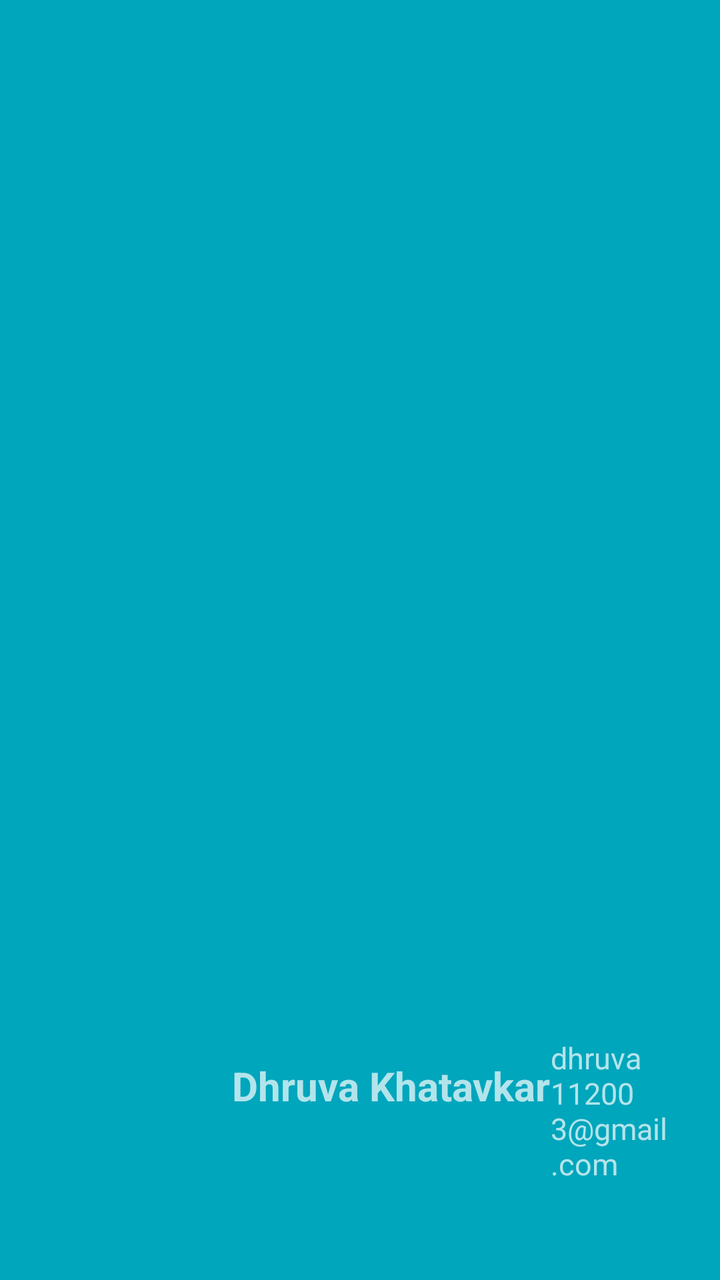
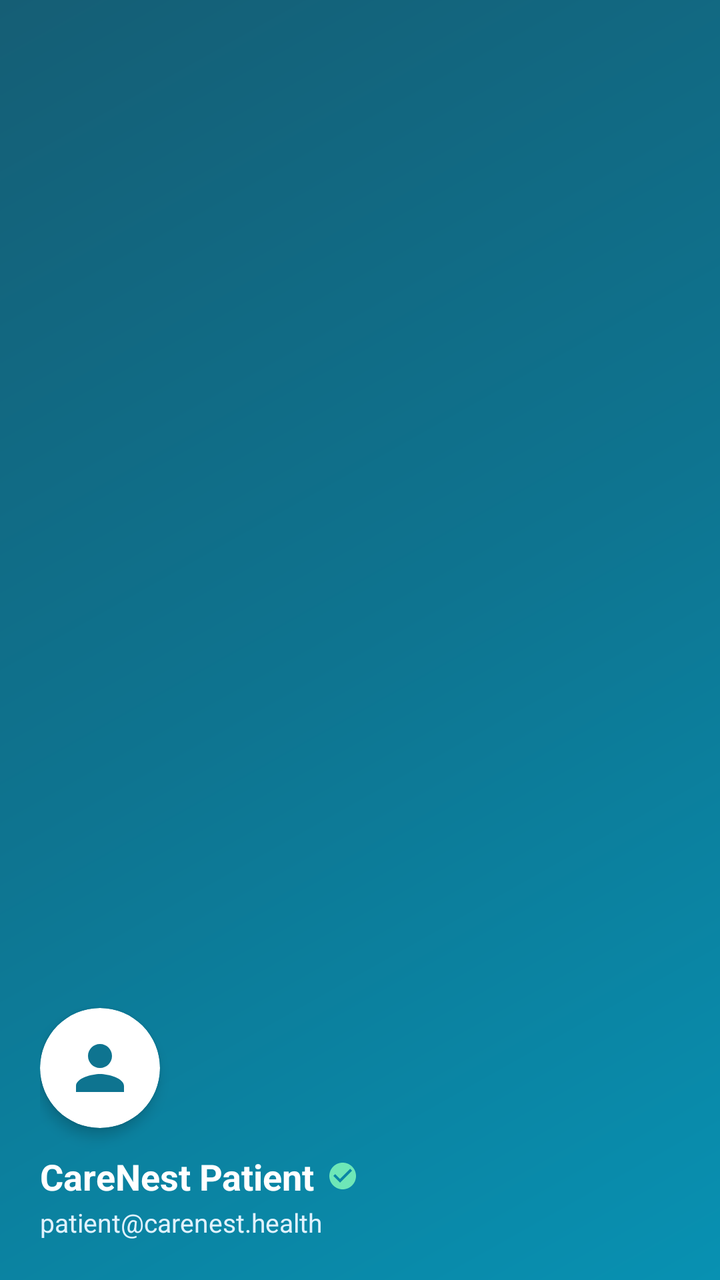

The first picture is an Android layout as it rendered before a commit; the second is the same layout after the commit. The layout source and the unified diff follow.
<!-- AndroidManifest.xml: application theme Theme.CARENEST -->
<!-- res/layout/nav_header.xml -->
<?xml version="1.0" encoding="utf-8"?>
<LinearLayout xmlns:android="http://schemas.android.com/apk/res/android"
    android:layout_width="match_parent"
    android:layout_height="200dp"
    android:background="#00A6BC"
    android:gravity="bottom"
    android:padding="16dp"
    android:theme="@style/ThemeOverlay.AppCompat.Dark">
    <ImageView
        android:layout_width="100dp"
        android:layout_height="100dp" />

    <TextView
        android:layout_width="wrap_content"
        android:layout_height="wrap_content"
        android:text="Dhruva Khatavkar"
        android:textStyle="bold"
        android:textSize="20dp"/>

    <TextView
        android:layout_width="wrap_content"
        android:layout_height="wrap_content"
        android:text="dhruva112003@gmail.com"
        android:layout_marginBottom="16dp"
        android:textSize="15dp"/>

</LinearLayout>
<!-- resources referenced by this layout -->
<resources>
  <style name="Theme.CARENEST" parent="Base.Theme.CARENEST" />
  <style name="Base.Theme.CARENEST" parent="Theme.Material3.DayNight.NoActionBar">
          
          
      </style>
</resources>

<!-- the commit's change to res/layout/nav_header.xml (unified diff, before → after) -->
@@ -1,27 +1,59 @@
 <?xml version="1.0" encoding="utf-8"?>
 <LinearLayout xmlns:android="http://schemas.android.com/apk/res/android"
+    xmlns:app="http://schemas.android.com/apk/res-auto"
     android:layout_width="match_parent"
-    android:layout_height="200dp"
-    android:background="#00A6BC"
+    android:layout_height="210dp"
+    android:background="@drawable/bg_gradient_header"
     android:gravity="bottom"
-    android:padding="16dp"
+    android:orientation="vertical"
+    android:padding="20dp"
     android:theme="@style/ThemeOverlay.AppCompat.Dark">
-    <ImageView
-        android:layout_width="100dp"
-        android:layout_height="100dp" />
+
+    
+    <androidx.cardview.widget.CardView
+        android:layout_width="60dp"
+        android:layout_height="60dp"
+        app:cardCornerRadius="30dp"
+        app:cardElevation="4dp"
+        app:cardBackgroundColor="@color/surface">
+
+        <ImageView
+            android:layout_width="36dp"
+            android:layout_height="36dp"
+            android:layout_gravity="center"
+            android:src="@drawable/ic_person"
+            app:tint="@color/primary" />
+    </androidx.cardview.widget.CardView>
+
+    <LinearLayout
+        android:layout_width="wrap_content"
+        android:layout_height="wrap_content"
+        android:orientation="horizontal"
+        android:layout_marginTop="12dp"
+        android:gravity="center_vertical">
+
+        <TextView
+            android:layout_width="wrap_content"
+            android:layout_height="wrap_content"
+            android:text="CareNest Patient"
+            android:textColor="@color/white"
+            android:textSize="18sp"
+            android:textStyle="bold" />
+
+        <ImageView
+            android:layout_width="16dp"
+            android:layout_height="16dp"
+            android:layout_marginStart="6dp"
+            android:src="@drawable/ic_check_circle"
+            app:tint="#6EE7B7" />
+    </LinearLayout>
 
     <TextView
         android:layout_width="wrap_content"
         android:layout_height="wrap_content"
-        android:text="Dhruva Khatavkar"
-        android:textStyle="bold"
-        android:textSize="20dp"/>
-
-    <TextView
-        android:layout_width="wrap_content"
-        android:layout_height="wrap_content"
-        android:text="dhruva112003@gmail.com"
-        android:layout_marginBottom="16dp"
-        android:textSize="15dp"/>
+        android:layout_marginTop="2dp"
+        android:text="patient@carenest.health"
+        android:textColor="#E0F2FE"
+        android:textSize="13sp" />
 
 </LinearLayout>
<!-- resource entries referenced after the edit -->
@@ -1,9 +1,74 @@
 <!-- resources referenced by this layout -->
 <resources>
+  <color name="primary">#0E7490</color>
+  <color name="surface">#FFFFFF</color>
+  <color name="white">#FFFFFF</color>
+  <!-- drawable bg_gradient_header (drawable) -->
+  <?xml version="1.0" encoding="utf-8"?>
+  <shape xmlns:android="http://schemas.android.com/apk/res/android">
+      <gradient
+          android:angle="135"
+          android:startColor="#0891B2"
+          android:centerColor="#0E7490"
+          android:endColor="#155E75"
+          android:type="linear"/>
+  </shape>
+  <!-- drawable ic_check_circle (drawable) -->
+  <vector xmlns:android="http://schemas.android.com/apk/res/android"
+      android:width="24dp"
+      android:height="24dp"
+      android:viewportWidth="24"
+      android:viewportHeight="24">
+      <path
+          android:fillColor="@color/accent_emerald"
+          android:pathData="M12,2C6.48,2 2,6.48 2,12s4.48,10 10,10 10,-4.48 10,-10S17.52,2 12,2zM10,17l-5,-5 1.41,-1.41L10,14.17l7.59,-7.59L19,8l-9,9z"/>
+  </vector>
+  <!-- drawable ic_person (drawable) -->
+  <vector xmlns:android="http://schemas.android.com/apk/res/android"
+      android:width="24dp"
+      android:height="24dp"
+      android:viewportWidth="24"
+      android:viewportHeight="24">
+      <path
+          android:fillColor="@color/text_secondary"
+          android:pathData="M12,12c2.21,0 4,-1.79 4,-4s-1.79,-4 -4,-4 -4,1.79 -4,4 1.79,4 4,4zM12,14c-2.67,0 -8,1.34 -8,4v2h16v-2c0,-2.66 -5.33,-4 -8,-4z"/>
+  </vector>
   <style name="Theme.CARENEST" parent="Base.Theme.CARENEST" />
+  <color name="accent_emerald">#10B981</color>
+  <color name="text_secondary">#475569</color>
   <style name="Base.Theme.CARENEST" parent="Theme.Material3.DayNight.NoActionBar">
           
+          <item name="colorPrimary">@color/primary</item>
+          <item name="colorOnPrimary">@color/white</item>
+          <item name="colorPrimaryContainer">@color/primary_container</item>
+          <item name="colorOnPrimaryContainer">@color/on_primary_container</item>
+  
+          <item name="colorSecondary">@color/secondary</item>
+          <item name="colorOnSecondary">@color/white</item>
+          <item name="colorSecondaryContainer">@color/secondary_container</item>
+          <item name="colorOnSecondaryContainer">@color/on_secondary_container</item>
+  
+          <item name="android:colorBackground">@color/background</item>
+          <item name="colorSurface">@color/surface</item>
+          <item name="colorOnSurface">@color/text_primary</item>
+          <item name="colorSurfaceVariant">@color/surface_variant</item>
+          <item name="colorOnSurfaceVariant">@color/text_secondary</item>
+  
+          <item name="colorOutline">@color/divider</item>
+  
           
+          <item name="android:statusBarColor">@color/surface</item>
+          <item name="android:windowLightStatusBar">true</item>
+          <item name="android:navigationBarColor">@color/surface</item>
       </style>
+  <color name="primary_container">#E0F2FE</color>
+  <color name="on_primary_container">#0C4A6E</color>
+  <color name="secondary">#0284C7</color>
+  <color name="secondary_container">#BAE6FD</color>
+  <color name="on_secondary_container">#0369A1</color>
+  <color name="background">#F8FAFC</color>
+  <color name="text_primary">#0F172A</color>
+  <color name="surface_variant">#F1F5F9</color>
+  <color name="divider">#E2E8F0</color>
 </resources>
 
